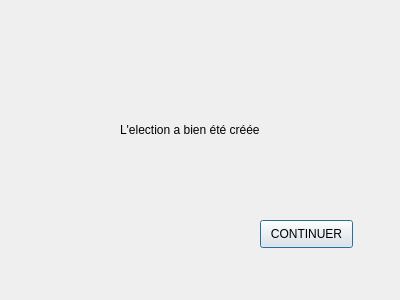
First picture: the form in Codes/biblio/ui/confirmationSetUp.ui, repository enst-abstention/votesAlternatifsTD5_SimporeLemaitre, before the edit.
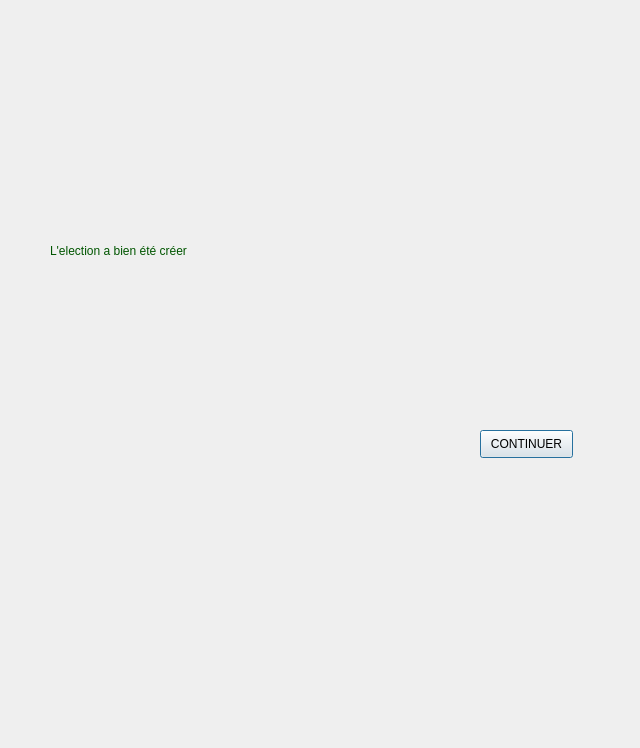
Second picture: the form after the edit. Icons and pictures are not drawn.

Diff of the .ui file:
```diff
--- a/Codes/biblio/ui/confirmationSetUp.ui
+++ b/Codes/biblio/ui/confirmationSetUp.ui
@@ -6,31 +6,39 @@
    <rect>
     <x>0</x>
     <y>0</y>
-    <width>400</width>
-    <height>300</height>
+    <width>640</width>
+    <height>748</height>
    </rect>
   </property>
   <property name="windowTitle">
    <string>Dialog</string>
   </property>
-  <widget class="QLabel" name="labelConfirmation">
+  <property name="styleSheet">
+   <string notr="true">background-image: url(:/4/validess.jpg);</string>
+  </property>
+  <widget class="QLabel" name="label">
    <property name="geometry">
     <rect>
-     <x>120</x>
-     <y>120</y>
-     <width>151</width>
-     <height>20</height>
-    </rect>
-   </property>
-   <property name="text">
-    <string>L'election a bien été créée</string>
-   </property>
-  </widget>
-  <widget class="QPushButton" name="buttonBackMain">
-   <property name="geometry">
-    <rect>
-     <x>260</x>
+     <x>50</x>
      <y>220</y>
+     <width>521</width>
+     <height>61</height>
+    </rect>
+   </property>
+   <property name="styleSheet">
+    <string notr="true">color: rgb(0, 85, 0);
+font: 8pt &quot;Kristen ITC&quot;;
+font: 24pt &quot;Kristen ITC&quot;;</string>
+   </property>
+   <property name="text">
+    <string>L'election a bien été créer</string>
+   </property>
+  </widget>
+  <widget class="QPushButton" name="buttonBackMain">
+   <property name="geometry">
+    <rect>
+     <x>480</x>
+     <y>430</y>
      <width>93</width>
      <height>28</height>
     </rect>
```
Left out of the diff: 4 changed lines with no effect on the pictures.
